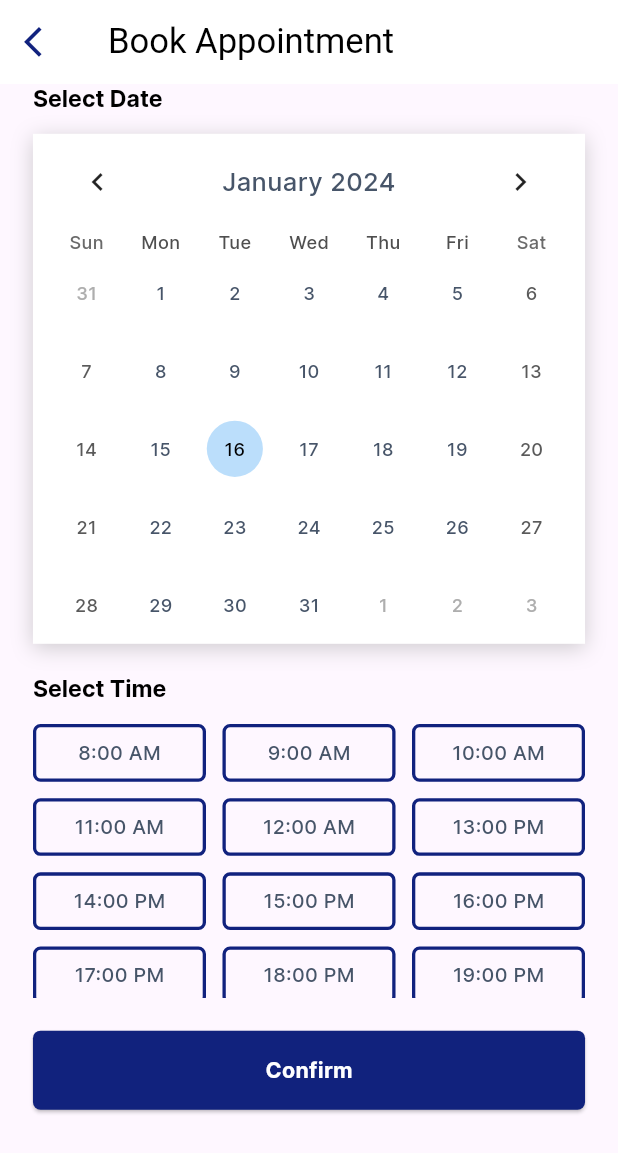
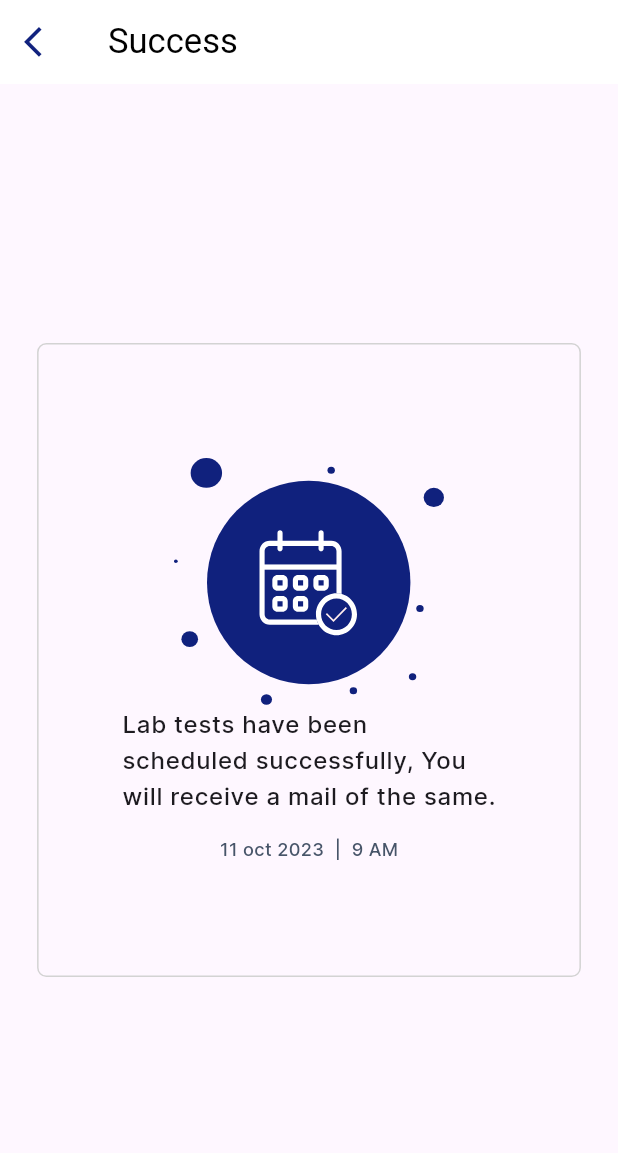
Before and after one commit to Darthwimp/health_test, a Flutter app: the screen it shows after launch, on a phone screen of 412 x 824 dp. Shown: the top 1153 px of the screen. Run offline on Flutter 3.47's test engine with Material 3 defaults, Android fonts, the phone set to English and light mode, and no system bars; drawn by our look-alikes of table_calendar; our stand-ins replace flutter_screenutil, flutter_svg, gap.

Commit message:
:sparkles: booking successful page

```diff
--- a/lib/main.dart
+++ b/lib/main.dart
@@ -1,6 +1,7 @@
 import 'package:flutter/material.dart';
 import 'package:flutter_screenutil/flutter_screenutil.dart';
 import 'package:health_test/constants/theme.dart';
+import 'package:health_test/screens/booked.dart';
 import 'package:health_test/screens/date_picker.dart';
 import 'package:health_test/screens/my_cart.dart';
 
@@ -20,7 +21,7 @@ class MyApp extends StatelessWidget {
         home: child,
         theme: themeData(),
       ),
-      child: const CalendarPage(),
+      child: const BookingDone(),
     );
   }
 }
--- /dev/null
+++ b/lib/screens/booked.dart
@@ -0,0 +1,27 @@
+import 'package:flutter/material.dart';
+import 'package:health_test/widgets/booked_successfully.dart';
+
+class BookingDone extends StatelessWidget {
+  const BookingDone({super.key});
+
+  @override
+  Widget build(BuildContext context) {
+    return Scaffold(
+      appBar: AppBar(
+        title: const Text("Success"),
+        centerTitle: false,
+        leading: IconButton(
+          onPressed: () {
+            Navigator.pop(context);
+          },
+          icon: const Icon(
+            Icons.arrow_back_ios,
+          ),
+        ),
+      ),
+      body: const Center(child: BookedSuccessfully(
+
+      )),
+    );
+  }
+}
--- a/lib/screens/date_picker.dart
+++ b/lib/screens/date_picker.dart
@@ -81,7 +81,7 @@ class _CalendarPageState extends State<CalendarPage> {
                       return Container(
                         decoration: BoxDecoration(
                           border:
-                              Border.all(color: Color(0xfe10217D), width: 2.sp),
+                              Border.all(color: const Color(0xfe10217D), width: 2.sp),
                           borderRadius: BorderRadius.circular(5.r),
                         ),
                         child: Center(
--- /dev/null
+++ b/lib/widgets/booked_successfully.dart
@@ -0,0 +1,39 @@
+import 'package:flutter/material.dart';
+import 'package:flutter_screenutil/flutter_screenutil.dart';
+import 'package:flutter_svg/svg.dart';
+import 'package:gap/gap.dart';
+import 'package:health_test/constants/consts.dart';
+
+class BookedSuccessfully extends StatelessWidget {
+  const BookedSuccessfully({super.key, this.date = "11 oct 2023", this.time = "9 AM"});
+
+ final String date;
+ final String time;
+
+  @override
+  Widget build(BuildContext context) {
+    return Container(
+      height: 417.h,
+      width: 330.w,
+      decoration: boxDecoration(),
+      child: Column(
+        mainAxisAlignment: MainAxisAlignment.center,
+        crossAxisAlignment: CrossAxisAlignment.center,
+        children: [
+          SvgPicture.asset("assets/images/Group_10441.svg"),
+          Text(
+            "Lab tests have been \nscheduled successfully, You\nwill receive a mail of the same.",
+            style: Theme.of(context).textTheme.bodyLarge,
+          ),
+          Gap(15.h),
+          Row(
+            mainAxisAlignment: MainAxisAlignment.center,
+            children: [
+              Text("$date  |  $time", style: Theme.of(context).textTheme.bodyMedium,)
+            ],
+          )
+        ],
+      ),
+    );
+  }
+}
```
Also changed, not shown: assets/images/Group_10441.svg (added).
